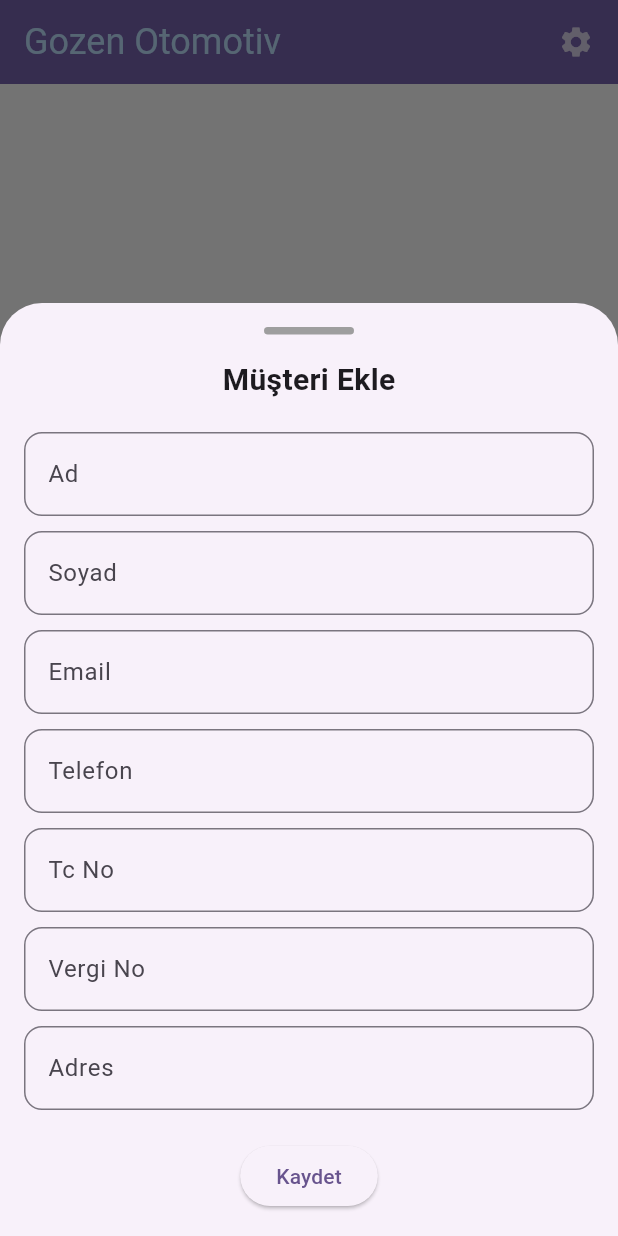
After one commit to ismail-go/garage, a Flutter app: the screen it shows after launch, after a tap on the "settings" icon, on a phone screen of 412 x 824 dp. The commit adds this screen. Run offline on Flutter 3.47's test engine with Material 3 defaults, Android fonts, the phone set to English and light mode, and no system bars; our stand-ins replace flutter_mobx, mobx; generated files the repository leaves out were written again.

Commit message:
- adding customer action completed

```diff
--- a/lib/ui/customers/customers_screen.dart
+++ b/lib/ui/customers/customers_screen.dart
@@ -20,6 +20,7 @@ class _CustomersScreenState extends BaseState<CustomersViewModel, CustomersScree
 
   @override
   Widget build(BuildContext context) {
+    return Observer(builder: (context) {
       return ListView.builder(
         padding: EdgeInsets.symmetric(horizontal: 16, vertical: 148),
         itemCount: viewModel.customers.length + 1,
@@ -33,6 +34,7 @@ class _CustomersScreenState extends BaseState<CustomersViewModel, CustomersScree
           });
         },
       );
+    });
   }
 
   Card _customerItem(Customer customer) {
--- a/lib/ui/customers/customers_view_model.dart
+++ b/lib/ui/customers/customers_view_model.dart
@@ -1,29 +1,21 @@
-import 'dart:convert';
-
 import 'package:garage/core/base/base_view_model.dart';
-import 'package:garage/data/fake_data.dart';
+import 'package:garage/data/managers/db_manager.dart';
 import 'package:garage/data/model/customer.dart';
 import 'package:mobx/mobx.dart';
-
-import '../../data/model/customer_data.dart';
 
 part 'customers_view_model.g.dart';
 
 class CustomersViewModel = _CustomersViewModel with _$CustomersViewModel;
 
 abstract class _CustomersViewModel extends BaseViewModel with Store {
-  List<Customer> customers = [];
+  List<Customer> get customers => dbManager.customers;
 
   @observable
   String searchValue = "";
 
   @override
   void init() {
-    // Converting the JSON to a CustomerList object
-    Map<String, dynamic> jsonMap = jsonDecode(FakeData.customerData);
-    CustomerData data = CustomerData.fromJson(jsonMap);
-    customers = data.customers;
-    print('Number of customers: ${data.customers.length}');
+    dbManager.initCustomers();
   }
 
   @override
--- a/lib/ui/home/home_screen.dart
+++ b/lib/ui/home/home_screen.dart
@@ -3,6 +3,7 @@ import 'package:garage/core/base/base_state.dart';
 import 'package:garage/ui/customers/customers_screen.dart';
 import 'package:garage/ui/home/home_view_model.dart';
 import 'package:flutter_mobx/flutter_mobx.dart';
+import 'package:garage/ui/widgets/bottom_sheets/add_customer/add_customer_sheet.dart';
 
 class HomeScreen extends StatefulWidget {
   const HomeScreen({super.key});
@@ -20,15 +21,13 @@ class HomeScreenState extends BaseState<HomeViewModel, HomeScreen> {
   Widget build(BuildContext context) {
     return Scaffold(
       extendBodyBehindAppBar: true,
+      resizeToAvoidBottomInset: true,
       extendBody: true,
       appBar: AppBar(
         title: Observer(builder: (context) {
           return Row(
             mainAxisAlignment: MainAxisAlignment.spaceBetween,
-            children: [
-              Text(viewModel.currentIndex == 0 ? "Gozen Otomotiv" : "Müşteriler"),
-              Icon(viewModel.currentIndex == 0 ? Icons.settings : Icons.add_circle_outline)
-            ],
+            children: [Text(viewModel.currentIndex == 0 ? "Gozen Otomotiv" : "Müşteriler"), appbarButton()],
           );
         }),
       ),
@@ -53,4 +52,19 @@ class HomeScreenState extends BaseState<HomeViewModel, HomeScreen> {
       ),
     );
   }
+
+  GestureDetector appbarButton() {
+    return GestureDetector(
+      onTap: () {
+        showModalBottomSheet(
+          context: context,
+          scrollControlDisabledMaxHeightRatio: 0.9,
+          builder: (context) {
+            return AddCustomerBottomSheet();
+          },
+        );
+      },
+      child: Icon(viewModel.currentIndex == 0 ? Icons.settings : Icons.add_circle_outline),
+    );
+  }
 }
--- /dev/null
+++ b/lib/ui/widgets/bottom_sheets/add_customer/add_customer_sheet.dart
@@ -0,0 +1,103 @@
+import 'package:flutter/material.dart';
+import 'package:garage/core/base/base_state.dart';
+import 'package:garage/ui/widgets/bottom_sheets/add_customer/add_customer_view_model.dart';
+import 'package:garage/ui/widgets/bottom_sheets/base_bottom_sheet.dart';
+
+class AddCustomerBottomSheet extends StatefulWidget {
+  const AddCustomerBottomSheet({super.key});
+
+  @override
+  State<AddCustomerBottomSheet> createState() => _AddCustomerBottomSheetState(AddCustomerViewModel());
+}
+
+class _AddCustomerBottomSheetState extends BaseState<AddCustomerViewModel, AddCustomerBottomSheet> {
+  _AddCustomerBottomSheetState(super.viewModel);
+
+  @override
+  Widget build(BuildContext context) {
+    return BaseBottomSheet(
+      child: Form(
+        key: viewModel.formKey,
+        child: Expanded(
+          child: SingleChildScrollView(
+            child: Column(
+              mainAxisSize: MainAxisSize.min,
+              children: [
+                Text(
+                  'Müşteri Ekle',
+                  style: TextStyle(fontSize: 20, fontWeight: FontWeight.bold),
+                ),
+                SizedBox(height: 20),
+                _inputField(
+                  label: 'Ad',
+                  onSave: (value) {
+                    viewModel.name = value ?? "";
+                  },
+                ),
+                SizedBox(height: 10),
+                _inputField(
+                  label: 'Soyad',
+                  onSave: (value) {
+                    viewModel.surname = value ?? "";
+                  },
+                ),
+                SizedBox(height: 10),
+                _inputField(
+                  label: 'Email',
+                  onSave: (value) {},
+                ),
+                SizedBox(height: 10),
+                _inputField(
+                  label: 'Telefon',
+                  keyboardType: const TextInputType.numberWithOptions(signed: true),
+                  onSave: (value) {
+                    viewModel.telNo = value ?? "";
+                  },
+                ),
+                SizedBox(height: 10),
+                _inputField(
+                  label: 'Tc No',
+                  keyboardType: const TextInputType.numberWithOptions(signed: true),
+                  onSave: (value) {
+                    viewModel.tcNo = value ?? "";
+                  },
+                ),
+                SizedBox(height: 10),
+                _inputField(
+                  label: 'Vergi No',
+                  keyboardType: const TextInputType.numberWithOptions(signed: true),
+                  onSave: (value) {
+                    viewModel.taxNo = value ?? "";
+                  },
+                ),
+                SizedBox(height: 10),
+                _inputField(
+                  label: 'Adres',
+                  onSave: (value) {
+                    viewModel.address = value ?? "";
+                  },
+                ),
+                SizedBox(height: 20),
+                ElevatedButton(onPressed: () => viewModel.onTapSave(context), child: Text('Kaydet')),
+              ],
+            ),
+          ),
+        ),
+      ),
+    );
+  }
+
+  Widget _inputField({required String label, TextInputType? keyboardType, required Function(String?) onSave}) {
+    return TextFormField(
+      onSaved: onSave,
+      decoration: InputDecoration(
+        labelText: label,
+        border: OutlineInputBorder(
+          borderRadius: BorderRadius.all(Radius.circular(12)),
+        ),
+      ),
+      textInputAction: TextInputAction.next,
+      keyboardType: keyboardType,
+    );
+  }
+}
--- /dev/null
+++ b/lib/ui/widgets/bottom_sheets/base_bottom_sheet.dart
@@ -0,0 +1,30 @@
+import 'package:flutter/material.dart';
+
+class BaseBottomSheet extends StatelessWidget {
+  final Widget child;
+
+  const BaseBottomSheet({super.key, required this.child});
+
+  @override
+  Widget build(BuildContext context) {
+    return SafeArea(
+      top: false,
+      child: Padding(
+        padding: const EdgeInsets.all(16.0).add(EdgeInsets.only(bottom: MediaQuery.of(context).viewInsets.bottom)),
+        child: IntrinsicHeight(
+          child: Column(
+            children: [
+              Container(
+                height: 5,
+                width: 60,
+                margin: EdgeInsets.only(bottom: 16),
+                decoration: BoxDecoration(color: Colors.grey, borderRadius: BorderRadius.circular(24)),
+              ),
+              child,
+            ],
+          ),
+        ),
+      ),
+    );
+  }
+}
```
Also changed, not shown: lib/data/managers/db_manager.dart (added, +35 -0 lines), lib/ui/widgets/bottom_sheets/add_customer/add_customer_view_model.dart (added, +37 -0 lines). Lines whose indentation alone changed are shown as unchanged.
